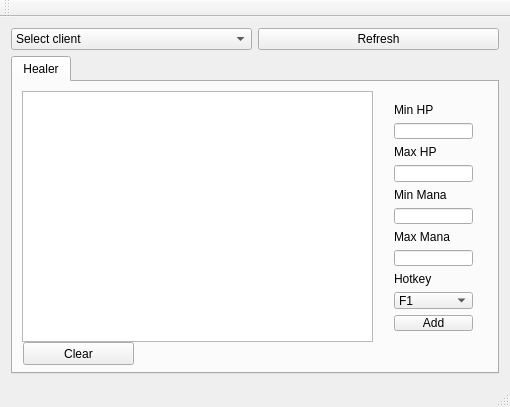
stryku/amb, file gui/AlmostManualBot/mainwindow.ui: the form before one commit.
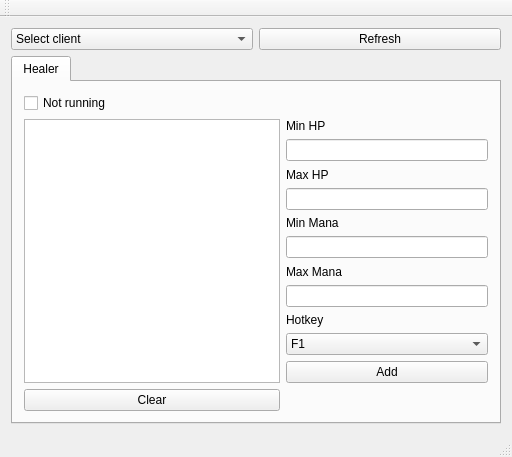
The form after the commit.

Commit message: added checkbox to run healer

```diff
--- a/gui/AlmostManualBot/mainwindow.ui
+++ b/gui/AlmostManualBot/mainwindow.ui
@@ -6,8 +6,8 @@
    <rect>
     <x>0</x>
     <y>0</y>
-    <width>510</width>
-    <height>407</height>
+    <width>512</width>
+    <height>451</height>
    </rect>
   </property>
   <property name="windowTitle">
@@ -15,15 +15,6 @@
   </property>
   <widget class="QWidget" name="centralWidget">
    <layout class="QGridLayout" name="gridLayout_2">
-    <item row="0" column="0">
-     <widget class="QComboBox" name="cbTibiaClients">
-      <item>
-       <property name="text">
-        <string>Select client</string>
-       </property>
-      </item>
-     </widget>
-    </item>
     <item row="0" column="1">
      <widget class="QPushButton" name="btnRefreshClientsComboBox">
       <property name="text">
@@ -31,6 +22,15 @@
       </property>
      </widget>
     </item>
+    <item row="0" column="0">
+     <widget class="QComboBox" name="cbTibiaClients">
+      <item>
+       <property name="text">
+        <string>Select client</string>
+       </property>
+      </item>
+     </widget>
+    </item>
     <item row="1" column="0" colspan="2">
      <widget class="QTabWidget" name="tabWidget">
       <property name="currentIndex">
@@ -40,25 +40,18 @@
        <attribute name="title">
         <string>Healer</string>
        </attribute>
-       <widget class="QTableView" name="tableHealerRules">
-        <property name="geometry">
-         <rect>
-          <x>9</x>
-          <y>9</y>
-          <width>351</width>
-          <height>251</height>
-         </rect>
-        </property>
-       </widget>
-       <widget class="QWidget" name="layoutWidget">
-        <property name="geometry">
-         <rect>
-          <x>370</x>
-          <y>10</y>
-          <width>101</width>
-          <height>250</height>
-         </rect>
-        </property>
+       <layout class="QGridLayout" name="gridLayout_3">
+        <item row="0" column="0">
+         <widget class="QCheckBox" name="checkBox">
+          <property name="text">
+           <string>Not running</string>
+          </property>
+         </widget>
+        </item>
+        <item row="1" column="0">
+         <widget class="QTableView" name="tableHealerRules"/>
+        </item>
+        <item row="1" column="1">
         <layout class="QGridLayout" name="gridLayout">
          <item row="0" column="0">
           <widget class="QLabel" name="label">
@@ -179,20 +172,15 @@
           </widget>
          </item>
         </layout>
-       </widget>
+        </item>
+        <item row="2" column="0">
        <widget class="QPushButton" name="btnHealerClear">
-        <property name="geometry">
-         <rect>
-          <x>10</x>
-          <y>260</y>
-          <width>111</width>
-          <height>23</height>
-         </rect>
-        </property>
         <property name="text">
          <string>Clear</string>
         </property>
        </widget>
+        </item>
+       </layout>
       </widget>
      </widget>
     </item>
```
Left out of the diff: 2 changed lines with no effect on the pictures. Lines whose indentation alone changed are shown as unchanged.
